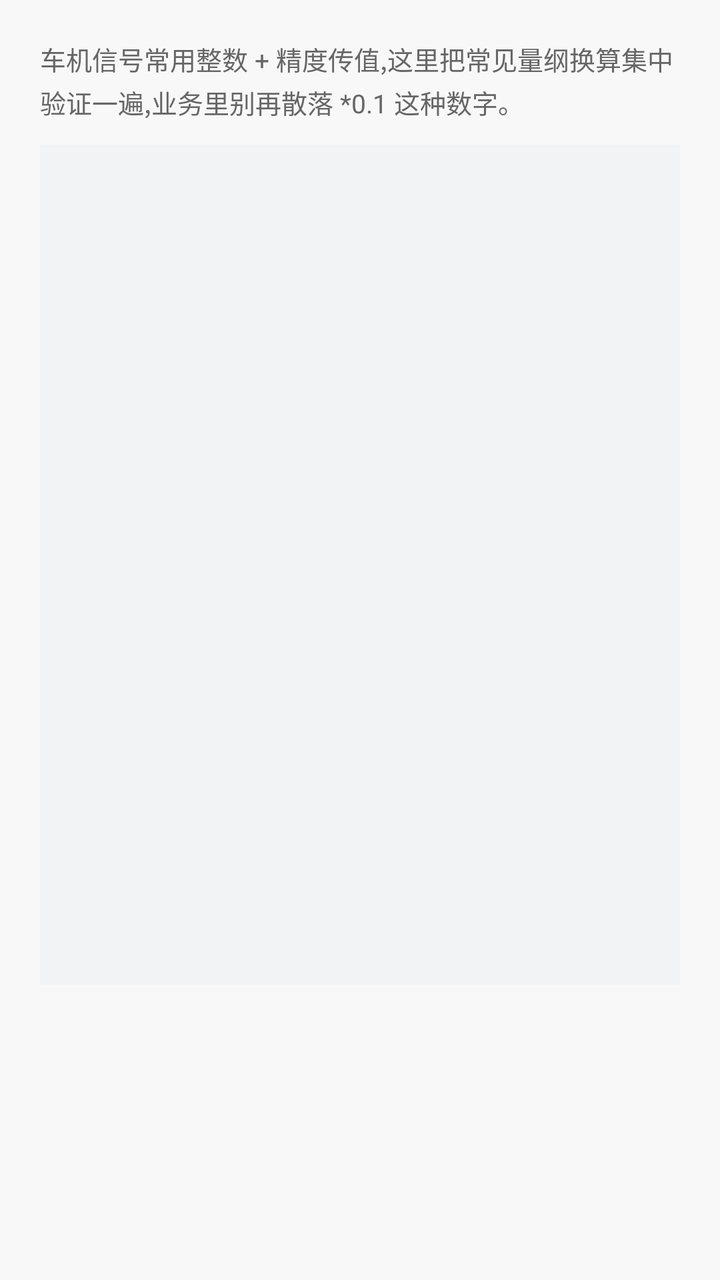
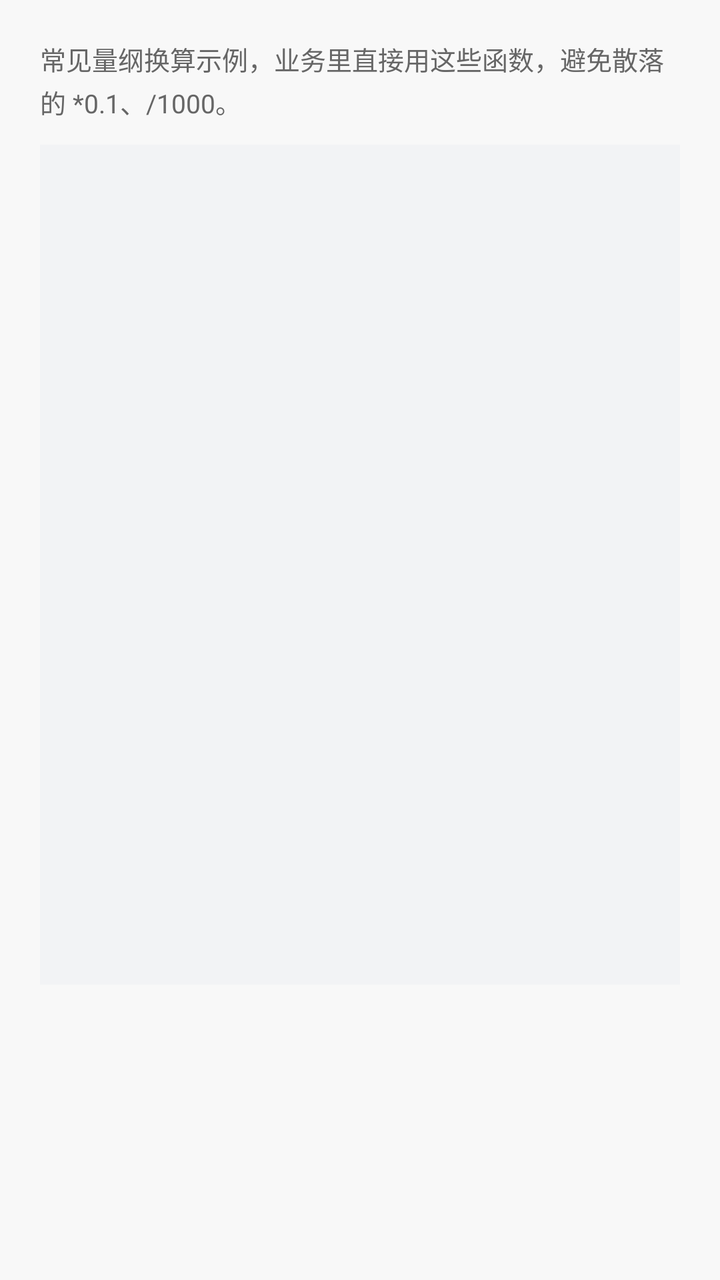

Two renders of the same Android screen: before a commit and after it. Below are the layout's source before the change and the commit's diff.
<!-- AndroidManifest.xml: application theme MyAppTheme -->
<!-- res/layout/activity_unit_convert_demo.xml -->
<?xml version="1.0" encoding="utf-8"?>
<ScrollView xmlns:android="http://schemas.android.com/apk/res/android"
    android:layout_width="match_parent"
    android:layout_height="match_parent"
    android:background="@color/skin_bg_page"
    android:fillViewport="true">

    <LinearLayout
        android:layout_width="match_parent"
        android:layout_height="wrap_content"
        android:orientation="vertical"
        android:padding="20dp">

        <TextView
            android:layout_width="match_parent"
            android:layout_height="wrap_content"
            android:lineSpacingExtra="3dp"
            android:text="车机信号常用整数 + 精度传值,这里把常见量纲换算集中验证一遍,业务里别再散落 *0.1 这种数字。"
            android:textColor="@color/skin_text_secondary"
            android:textSize="13sp" />

        <TextView
            android:id="@+id/tvResult"
            android:layout_width="match_parent"
            android:layout_height="wrap_content"
            android:layout_marginTop="12dp"
            android:background="@color/skin_bg_chip"
            android:fontFamily="monospace"
            android:lineSpacingExtra="5dp"
            android:minHeight="420dp"
            android:padding="12dp"
            android:textColor="@color/skin_text_primary"
            android:textSize="13sp" />

    </LinearLayout>

</ScrollView>
<!-- resources referenced by this layout -->
<resources>
  <color name="skin_bg_chip">#FFF2F3F5</color>
  <color name="skin_bg_page">#FFF8F8F8</color>
  <color name="skin_text_primary">#FF333333</color>
  <color name="skin_text_secondary">#FF666666</color>
  <style name="MyAppTheme" parent="AppTheme">
          
          <item name="android:windowAnimationStyle">@style/ActivityAnimTheme</item>
      </style>
  <style name="AppTheme" parent="Theme.AppCompat.Light.NoActionBar">
          
          <item name="colorPrimary">@color/colorPrimary</item>
          <item name="colorPrimaryDark">@color/colorPrimaryDark</item>
          <item name="colorAccent">@color/colorAccent</item>
          <item name="android:windowBackground">@color/white</item>
      </style>
  <style name="ActivityAnimTheme" parent="@android:style/Animation.Activity">
          <item name="android:activityOpenEnterAnimation">@anim/abs_activity_open_enter</item>
          <item name="android:activityOpenExitAnimation">@anim/abs_activity_open_exit</item>
          <item name="android:activityCloseEnterAnimation">@anim/abs_activity_close_enter</item>
          <item name="android:activityCloseExitAnimation">@anim/abs_activity_close_exit</item>
      </style>
  <color name="colorPrimary">#3F51B5</color>
  <color name="colorPrimaryDark">#303F9F</color>
  <color name="colorAccent">#FF4081</color>
  <color name="white">#FFFFFF</color>
</resources>

<!-- the commit's change to res/layout/activity_unit_convert_demo.xml (unified diff, before → after) -->
@@ -15,7 +15,7 @@
             android:layout_width="match_parent"
             android:layout_height="wrap_content"
             android:lineSpacingExtra="3dp"
-            android:text="车机信号常用整数 + 精度传值,这里把常见量纲换算集中验证一遍,业务里别再散落 *0.1 这种数字。"
+            android:text="常见量纲换算示例，业务里直接用这些函数，避免散落的 *0.1、/1000。"
             android:textColor="@color/skin_text_secondary"
             android:textSize="13sp" />
 
